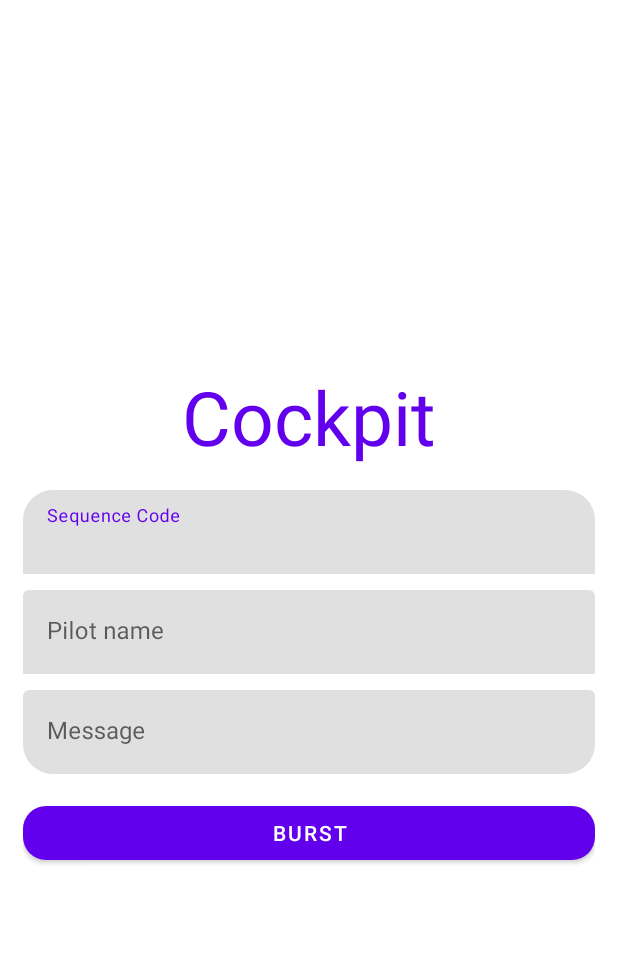
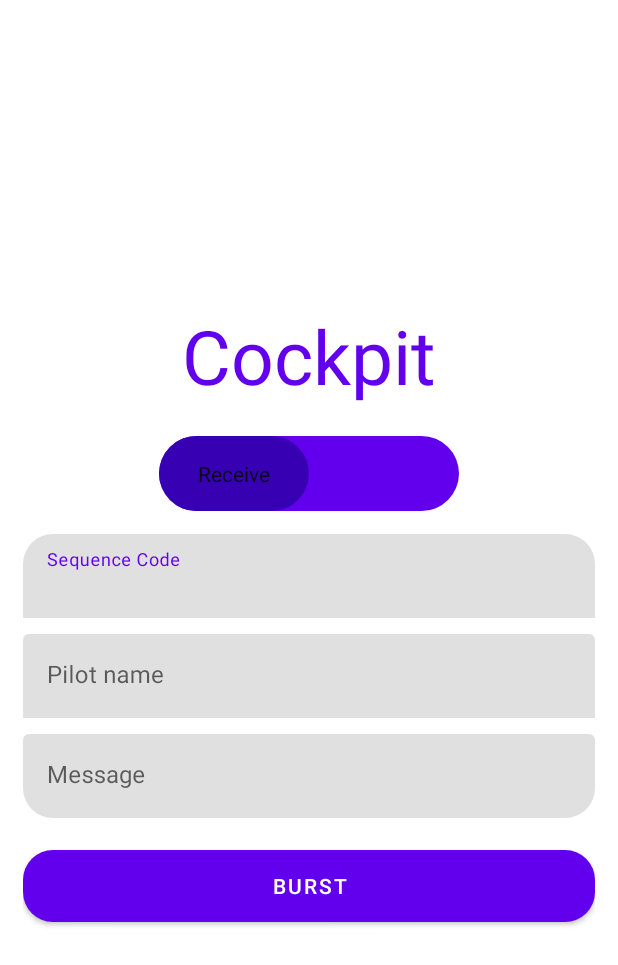
Before and after one commit to SuryaV-02/MAD-cockpit, an Android app: the screen it shows after launch (MainActivity), on a phone screen of 412 x 824 dp. Shown: the top 965 px of the screen. Run offline under Robolectric (Android 15) with nearby library versions, the phone set to English and light mode, and no system bars.

Commit message:
ADDED switch UI

```diff
--- /dev/null
+++ b/app/src/main/res/drawable/switch_thumb.xml
@@ -0,0 +1,18 @@
+<?xml version="1.0" encoding="utf-8"?>
+<selector
+    xmlns:android="http://schemas.android.com/apk/res/android">
+    <item android:state_checked="false">
+        <shape android:shape="rectangle">
+            <corners android:radius="50dp"/>
+            <solid android:color="@color/switch_thumb_color"/>
+            <size android:height="50dp" android:width="100dp"/>
+        </shape>
+    </item>
+    <item android:state_checked="true">
+        <shape android:shape="rectangle">
+            <corners android:radius="50dp"/>
+            <size android:height="50dp" android:width="100dp"/>
+            <solid android:color="@color/switch_thumb_color"/>
+        </shape>
+    </item>
+</selector>
--- /dev/null
+++ b/app/src/main/res/drawable/switch_track.xml
@@ -0,0 +1,18 @@
+<?xml version="1.0" encoding="utf-8"?>
+<selector xmlns:android="http://schemas.android.com/apk/res/android">
+
+    <item android:state_checked="false">
+        <shape android:shape="rectangle">
+            <corners android:radius="50dp"/>
+            <solid android:color="@color/switch_track_color"/>
+            <size android:height="50dp" android:width="50dp"/>
+        </shape>
+    </item>
+    <item android:state_checked="true">
+        <shape android:shape="rectangle">
+            <corners android:radius="50dp"/>
+            <size android:height="50dp" android:width="50dp"/>
+            <solid android:color="@color/switch_track_color"/>
+        </shape>
+    </item>
+</selector>
--- a/app/src/main/res/layout/activity_main.xml
+++ b/app/src/main/res/layout/activity_main.xml
@@ -20,7 +20,20 @@
         android:layout_marginVertical="@dimen/title_marv"
         />
 
+    <androidx.appcompat.widget.SwitchCompat
+        android:layout_width="wrap_content"
+        android:layout_height="wrap_content"
+        android:thumb="@drawable/switch_thumb"
+        android:textOn="Send"
+        android:textOff="Receive"
+        android:textColor="@color/white"
+        app:track="@drawable/switch_track"
+        app:showText="true"
+        android:layout_marginVertical="10dp"
+        />
+
     <LinearLayout
+        android:id="@+id/ll_send"
         android:layout_width="match_parent"
         android:layout_height="wrap_content"
         android:orientation="vertical"
@@ -79,7 +92,7 @@
 
         <com.google.android.material.button.MaterialButton
             android:layout_width="match_parent"
-            android:layout_height="wrap_content"
+            android:layout_height="@dimen/btn_ht"
             android:text="Burst"
             android:layout_marginVertical="@dimen/btn_marv"
             app:cornerRadius="@dimen/btn_corner"
--- a/app/src/main/res/values/colors.xml
+++ b/app/src/main/res/values/colors.xml
@@ -7,4 +7,6 @@
     <color name="teal_700">#FF018786</color>
     <color name="black">#FF000000</color>
     <color name="white">#FFFFFFFF</color>
+    <color name="switch_track_color">#FF6200EE</color>
+    <color name="switch_thumb_color">#FF3700B3</color>
 </resources>
--- a/app/src/main/res/values/dimens.xml
+++ b/app/src/main/res/values/dimens.xml
@@ -2,7 +2,8 @@
 <resources>
     <dimen name="edt_marg_v">5dp</dimen>
     <dimen name="edt_corners">20dp</dimen>
-    <dimen name="btn_corner">15dp</dimen>
+    <dimen name="btn_corner">20dp</dimen>
     <dimen name="btn_marv">10dp</dimen>
     <dimen name="title_marv">10dp</dimen>
+    <dimen name="btn_ht">60dp</dimen>
 </resources>
```
